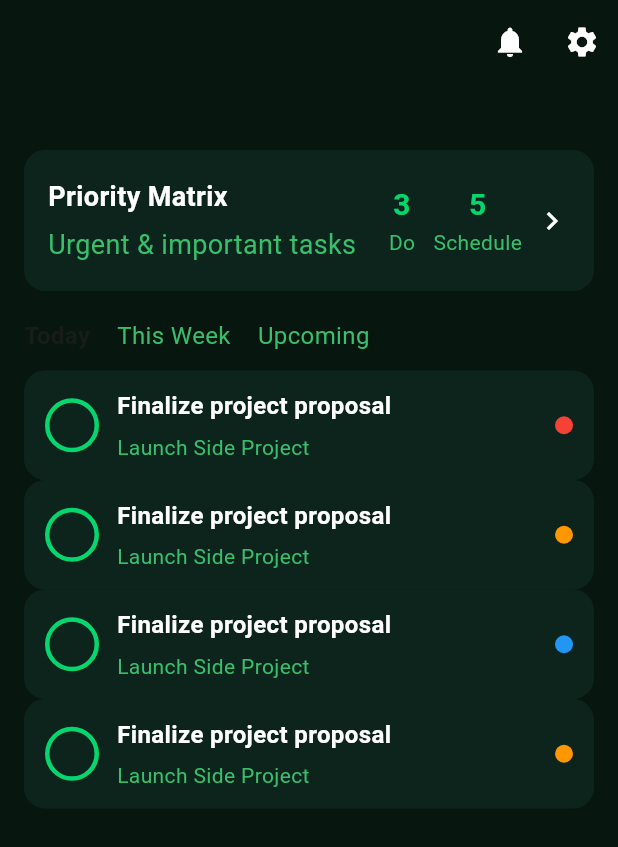
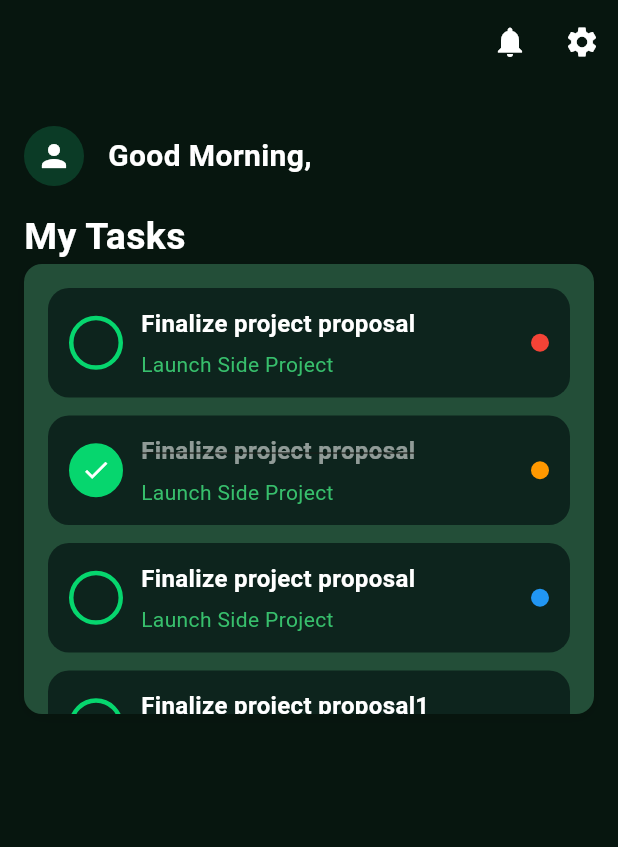
Before and after one commit to koixos/oop-mobile-frontend, a Flutter app: the DashboardPage screen opened directly, on a phone screen of 412 x 824 dp. Shown: the top 847 px of the screen. Run offline on Flutter 3.47's test engine with Material 3 defaults, Android fonts, the phone set to English and light mode, and no system bars; our stand-ins replace fluttertoast, image_picker, shared_preferences; accounts and stored records are empty.

Commit message:
created tasks container list

```diff
--- a/lib/views/dashboard/dashboard_page.dart
+++ b/lib/views/dashboard/dashboard_page.dart
@@ -79,28 +79,28 @@ class _DashboardPageState extends State<DashboardPage> {
         Expanded(
           child: Row(
             children: [
-              // CircleAvatar(
-              //   backgroundColor: Color(0xFF0B3B26),
-              //   backgroundImage: profileImagePath != null
-              //       ? FileImage(File(profileImagePath!))
-              //       : null,
-              //   child: profileImagePath == null
-              //       ? const Icon(Icons.person, color: Colors.white)
-              //       : null,
-              // ),
-              // const SizedBox(width: 16),
-              // Expanded(
-              //   child: Text(
-              //     '$greeting, $firstName',
-              //     style: const TextStyle(
-              //       color: Colors.white,
-              //       fontSize: 20,
-              //       fontWeight: FontWeight.bold,
-              //     ),
-              //     overflow: TextOverflow.ellipsis,
-              //     maxLines: 1,
-              //   ),
-              // ),
+              CircleAvatar(
+                backgroundColor: Color(0xFF0B3B26),
+                backgroundImage: profileImagePath != null
+                    ? FileImage(File(profileImagePath!))
+                    : null,
+                child: profileImagePath == null
+                    ? const Icon(Icons.person, color: Colors.white)
+                    : null,
+              ),
+              const SizedBox(width: 16),
+              Expanded(
+                child: Text(
+                  '$greeting, $firstName',
+                  style: const TextStyle(
+                    color: Colors.white,
+                    fontSize: 20,
+                    fontWeight: FontWeight.bold,
+                  ),
+                  overflow: TextOverflow.ellipsis,
+                  maxLines: 1,
+                ),
+              ),
             ],
           ),
         ),
@@ -230,25 +230,70 @@ class _DashboardPageState extends State<DashboardPage> {
         'color': Colors.blue,
       },
       {
-        'title': "Finalize project proposal",
+        'title': "Finalize project proposal1",
+        'subtitle': "Launch Side Project",
+        'color': Colors.orange,
+      },
+      {
+        'title': "Finalize project proposal2",
+        'subtitle': "Launch Side Project",
+        'color': Colors.orange,
+      },
+      {
+        'title': "Finalize project proposal3",
+        'subtitle': "Launch Side Project",
+        'color': Colors.orange,
+      },
+      {
+        'title': "Finalize project proposal4",
         'subtitle': "Launch Side Project",
         'color': Colors.orange,
       },
     ];
 
-    return ListView.builder(
-      shrinkWrap: true,
-      physics: const NeverScrollableScrollPhysics(),
+    // return ListView.builder(
+    //   shrinkWrap: true,
+    //   physics: const NeverScrollableScrollPhysics(),
+    //   itemCount: tasks.length,
+    //   itemBuilder: (context, index) {
+    //     final t = tasks[index];
+    //     return TaskCard(
+    //       title: t['title'] as String,
+    //       subtitle: t['subtitle'] as String,
+    //       color: (t['color'] as Color),
+    //       done: (t['Done'] as bool?) ?? false,
+    //     );
+    //   },
+    // );
+
+    return Container(
+      height: 300,
+      margin: const EdgeInsets.only(bottom: 16),
+      decoration: BoxDecoration(
+        color: const Color.fromARGB(255, 35, 78, 56),
+        borderRadius: BorderRadius.circular(12),
+        boxShadow: [
+          BoxShadow(
+            blurRadius: 8,
+            color: Colors.black.withOpacity(0.1),
+            offset: const Offset(0, 2),
+          ),
+        ],
+      ),
+      child: ListView.separated(
+        padding: const EdgeInsets.all(16),
         itemCount: tasks.length,
+        separatorBuilder: (context, index) => const SizedBox(height: 12),
         itemBuilder: (context, index) {
           final t = tasks[index];
           return TaskCard(
             title: t['title'] as String,
             subtitle: t['subtitle'] as String,
             color: (t['color'] as Color),
-          done: (t['Done'] as bool?) ?? false,
+            done: (t['done'] as bool?) ?? false,
           );
         },
+      ),
     );
   }
 
@@ -274,11 +319,20 @@ class _DashboardPageState extends State<DashboardPage> {
                   _buildHeader(),
                   // const SizedBox(height: 16),
                   // _buildActiveGoals(),
+                  // const SizedBox(height: 16),
+                  // _buildPriorityMatrix(context),
+                  // const SizedBox(height: 18),
+                  // _buildTabs(),
                   const SizedBox(height: 16),
-                  _buildPriorityMatrix(context),
-                  const SizedBox(height: 18),
-                  _buildTabs(),
-                  const SizedBox(height: 12),
+                  Text(
+                    "My Tasks",
+                    style: const TextStyle(
+                      fontWeight: FontWeight.bold,
+                      color: Colors.white,
+                      fontSize: 25,
+                    ),
+                    textAlign: TextAlign.left,
+                  ),
                   _buildTaskList(),
                   const SizedBox(height: 40),
                 ],
```
Lines whose indentation alone changed are shown as unchanged.
